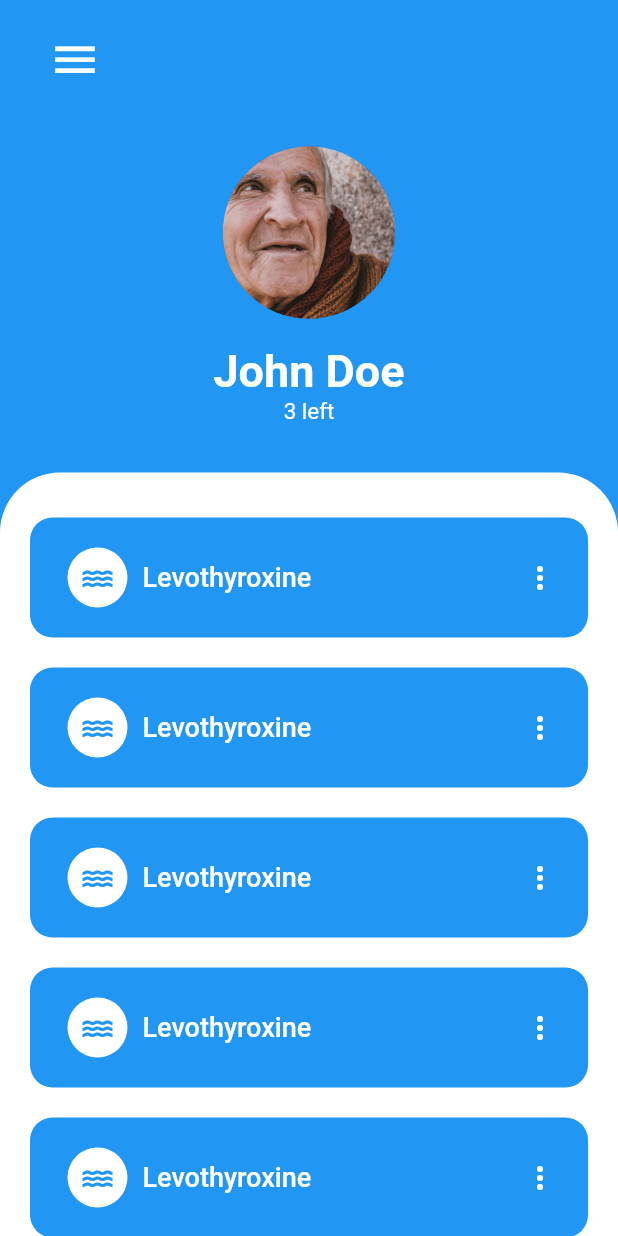
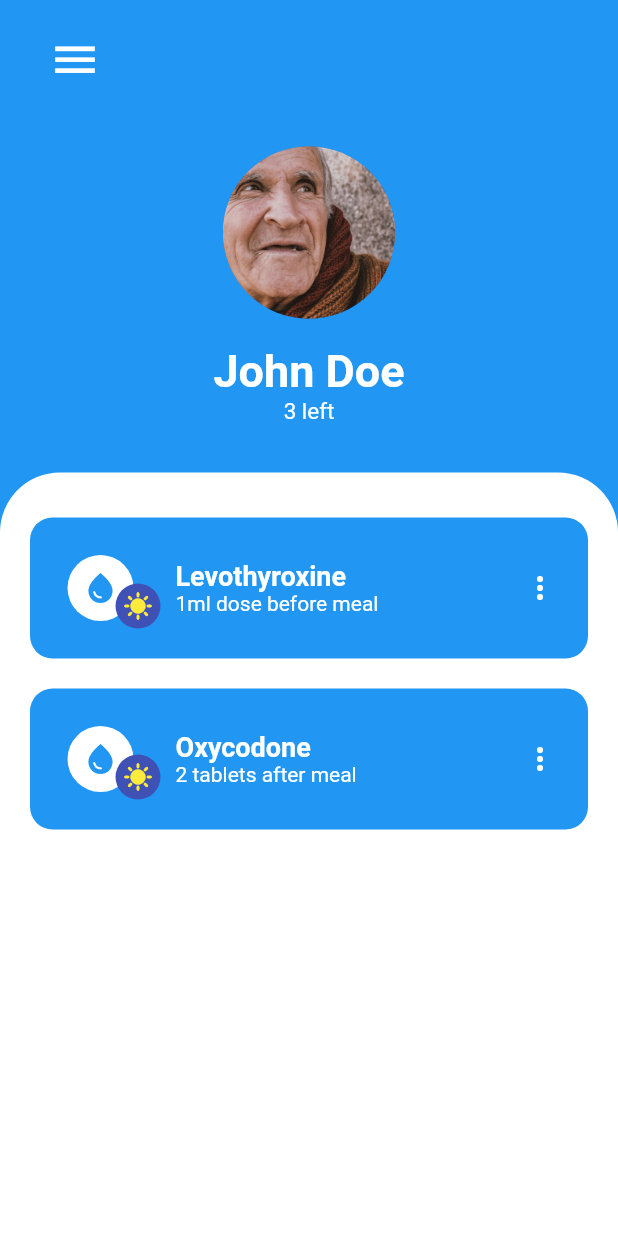
Before and after one commit to BBBmau/simpillz, a Flutter app: the DashboardPage screen opened directly, on a phone screen of 412 x 824 dp. Run offline on Flutter 3.47's test engine with Material 2 defaults, Android fonts, the phone set to English and light mode, and no system bars; our stand-ins replace get, get_storage, splashscreen; missing offline and left inert: motor_flutter; accounts and stored records are empty.

Commit message:
Add class deconstruction for adding card data more robustly

```diff
--- a/lib/main.dart
+++ b/lib/main.dart
@@ -40,7 +40,7 @@ class Splash2 extends StatelessWidget {
         textScaleFactor: 2,
       ),
       // image: Image.network(
-      //     'https://www.geeksforgeeks.org/wp-content/uploads/gfg_200X200.png'),
+      //     'https://example.com/pic.png'),
       loadingText: const Text("Loading"),
       photoSize: 100.0,
       loaderColor: Colors.blue,
--- a/lib/pages/dashboard_page.dart
+++ b/lib/pages/dashboard_page.dart
@@ -1,4 +1,16 @@
 import 'package:flutter/material.dart';
+
+class Data {
+  String doseType;
+  String dosageName;
+  String dosageTime;
+  String dosageAmount;
+  Data(
+      {this.doseType = '',
+      this.dosageName = '',
+      this.dosageTime = '',
+      this.dosageAmount = ''});
+}
 
 class DashboardPage extends StatefulWidget {
   const DashboardPage({super.key});
@@ -84,19 +96,24 @@ class _DashboardPageState extends State<DashboardPage> {
                         child: Column(
                           mainAxisAlignment: MainAxisAlignment.start,
                           crossAxisAlignment: CrossAxisAlignment.center,
-                          children: const <Widget>[
-                            Padding(
+                          children: <Widget>[
+                            const Padding(
                               padding: EdgeInsets.all(10.0),
                             ),
-                            DosageCard(),
-                            DosageCard(),
-                            DosageCard(),
-                            DosageCard(),
-                            DosageCard(),
-                            DosageCard(),
-                            DosageCard(),
-                            DosageCard(),
-                            DosageCard(),
+                            DosageCard(
+                              data: Data(
+                                  doseType: "liquid",
+                                  dosageName: "Levothyroxine",
+                                  dosageTime: "day",
+                                  dosageAmount: "1ml dose before meal"),
+                            ),
+                            DosageCard(
+                              data: Data(
+                                  doseType: "pill",
+                                  dosageName: "Oxycodone",
+                                  dosageTime: "night",
+                                  dosageAmount: "2 tablets after meal"),
+                            ),
                           ],
                         ),
                       ),
@@ -113,7 +130,8 @@ class _DashboardPageState extends State<DashboardPage> {
 }
 
 class DosageCard extends StatelessWidget {
-  const DosageCard({super.key});
+  final Data data;
+  const DosageCard({super.key, required this.data});
 
   @override
   Widget build(BuildContext context) {
@@ -128,26 +146,55 @@ class DosageCard extends StatelessWidget {
         ),
         onPressed: (() => {}),
         child: Row(
-          children: const [
-            SizedBox(width: 5),
-            CircleAvatar(
+          children: [
+            const SizedBox(width: 5),
+            const CircleAvatar(
               backgroundColor: Colors.white,
-              radius: 20,
+              radius: 22,
               child: Icon(
-                Icons.water,
+                Icons.water_drop,
                 color: Colors.blue,
               ),
             ),
-            SizedBox(width: 10),
-            Expanded(
-                child: Text(
-              "Levothyroxine",
-              style: TextStyle(color: Colors.white, fontSize: 18),
-            )),
-            Icon(
-              Icons.more_vert,
-              color: Colors.white,
+            const Align(
+              widthFactor: 0.6,
+              heightFactor: 1.8,
+              alignment: Alignment.bottomRight,
+              child: CircleAvatar(
+                backgroundColor: Colors.indigo,
+                radius: 15,
+                child: Icon(
+                  Icons.sunny,
+                  size: 20,
+                  color: Colors.yellow,
+                ),
+              ),
             ),
+            const SizedBox(width: 10),
+            Column(
+              crossAxisAlignment: CrossAxisAlignment.start,
+              children: [
+                Text(data.dosageName,
+                    style: const TextStyle(
+                        color: Colors.white,
+                        fontSize: 18,
+                        fontWeight: FontWeight.bold)),
+                Text(data.dosageAmount,
+                    style: const TextStyle(
+                        color: Colors.white,
+                        fontSize: 14,
+                        fontWeight: FontWeight.normal)),
+              ],
+            ),
+            const Expanded(
+              child: Align(
+                alignment: Alignment.centerRight,
+                child: Icon(
+                  Icons.more_vert,
+                  color: Colors.white,
+                ),
+              ),
+            )
           ],
         ),
       ),
```
